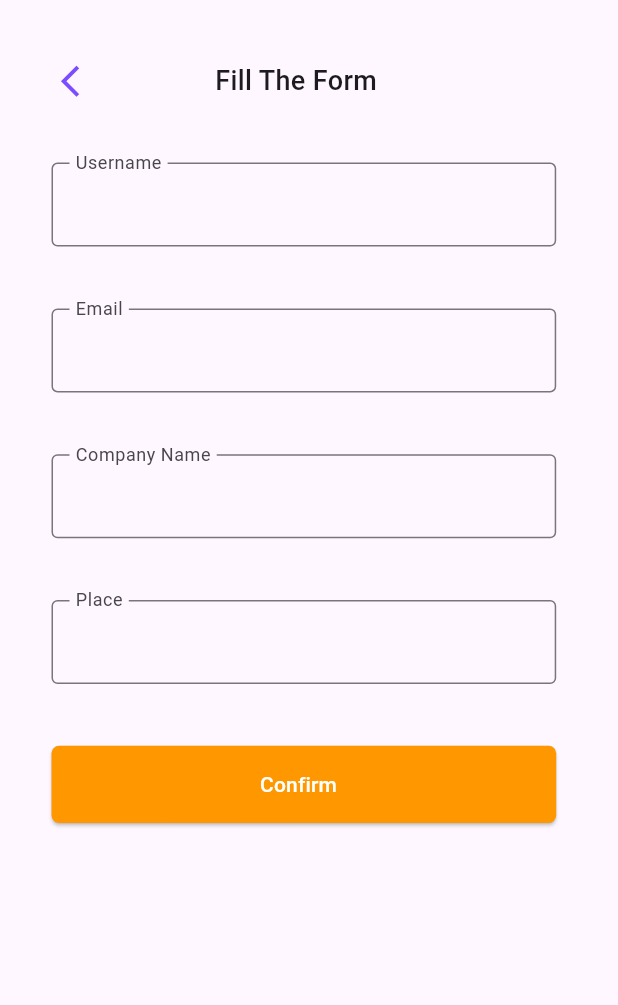
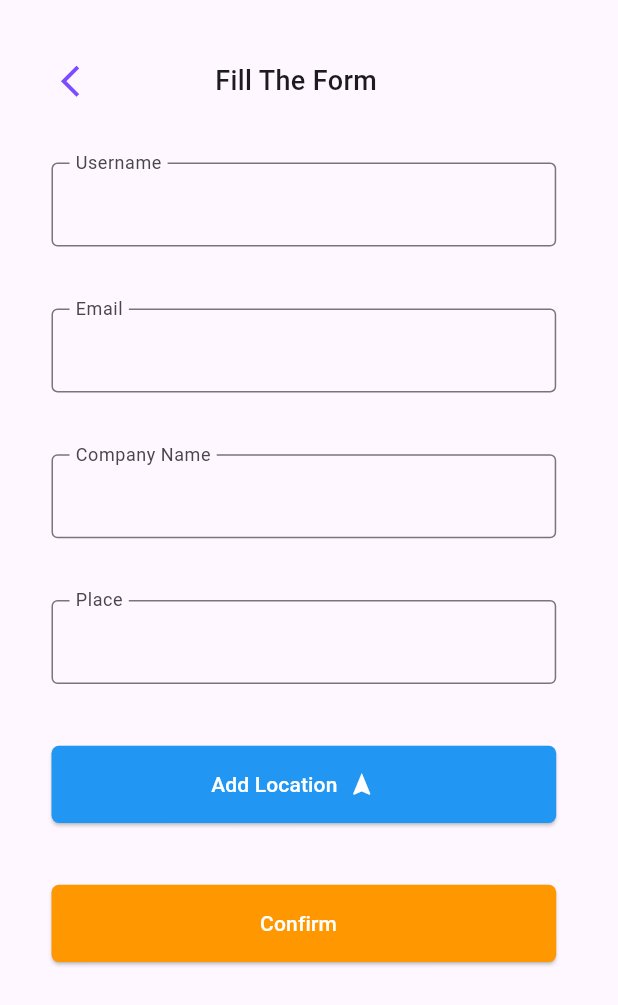
Before and after one commit to iam-Aslam/delight-app, a Flutter app: the HomeScreen screen opened directly, on a phone screen of 412 x 824 dp. Shown: the top 1005 px of the screen. Run offline on Flutter 3.47's test engine with Material 2 defaults, Android fonts, the phone set to English and light mode, and no system bars; our stand-ins replace cloud_firestore, firebase_auth, firebase_core, fluttertoast, geolocator, lottie and 2 more; accounts and stored records are empty.

Commit message:
User location handling completed

```diff
--- /dev/null
+++ b/lib/controller/location_provider.dart
@@ -0,0 +1,32 @@
+import 'package:flutter/material.dart';
+import 'package:geolocator/geolocator.dart';
+import 'package:greatindian/utilities/popup.dart';
+import 'package:permission_handler/permission_handler.dart';
+
+class LocationProvider with ChangeNotifier {
+  double? latitude;
+  double? longitude;
+
+  Future<void> getLocation() async {
+    var status = await Permission.location.request();
+    if (status != PermissionStatus.granted) {
+      ToastClass.showToast('Location permission denied');
+
+      return;
+    }
+
+    try {
+      Position position = await Geolocator.getCurrentPosition(
+        desiredAccuracy: LocationAccuracy.high,
+      );
+
+      latitude = position.latitude;
+      longitude = position.longitude;
+      print(latitude);
+      print(longitude);
+      notifyListeners();
+    } catch (e) {
+      ToastClass.showToast(e.toString());
+    }
+  }
+}
--- a/lib/controller/user_provider.dart
+++ b/lib/controller/user_provider.dart
@@ -1,8 +1,8 @@
 import 'dart:developer';
-
 import 'package:cloud_firestore/cloud_firestore.dart';
 import 'package:flutter/material.dart';
 import 'package:greatindian/model/user_model.dart';
+import 'package:greatindian/utilities/popup.dart';
 
 class UserProvider extends ChangeNotifier {
   addUser(UserModel model) async {
@@ -16,7 +16,7 @@ class UserProvider extends ChangeNotifier {
         'company': model.company,
         'place': model.place,
       }).then((value) {
-        log('User Added Successfully');
+        ToastClass.showToast('User Details Added Successfully');
         notifyListeners();
       });
     } catch (e) {
--- a/lib/main.dart
+++ b/lib/main.dart
@@ -1,6 +1,7 @@
 import 'package:firebase_core/firebase_core.dart';
 import 'package:flutter/material.dart';
 import 'package:greatindian/controller/auth_provider.dart';
+import 'package:greatindian/controller/location_provider.dart';
 import 'package:greatindian/controller/user_provider.dart';
 import 'package:greatindian/view/login_screen/login_screen.dart';
 import 'package:provider/provider.dart';
@@ -21,6 +22,7 @@ class MyApp extends StatelessWidget {
       providers: [
         ChangeNotifierProvider(create: (context) => AuthProvider()),
         ChangeNotifierProvider(create: (context) => UserProvider()),
+        ChangeNotifierProvider(create: (context) => LocationProvider()),
       ],
       child: MaterialApp(
         debugShowCheckedModeBanner: false,
--- a/lib/model/user_model.dart
+++ b/lib/model/user_model.dart
@@ -3,10 +3,13 @@ class UserModel {
   String email;
   String company;
   String place;
-  UserModel({
-    required this.name,
-    required this.email,
-    required this.company,
-    required this.place,
-  });
+  String latitude;
+  String longitude;
+  UserModel(
+      {required this.name,
+      required this.email,
+      required this.company,
+      required this.place,
+      this.latitude = '',
+      this.longitude = ''});
 }
--- a/lib/view/home_screen/home_screen.dart
+++ b/lib/view/home_screen/home_screen.dart
@@ -2,12 +2,14 @@
 
 import 'package:flutter/material.dart';
 import 'package:greatindian/constants/app_colors.dart';
+import 'package:greatindian/controller/location_provider.dart';
 import 'package:greatindian/controller/user_provider.dart';
 import 'package:greatindian/model/user_model.dart';
 import 'package:greatindian/view/products_screen/products_screen.dart';
 import 'package:provider/provider.dart';
 import 'widgets/formfield_widget.dart';
 import 'widgets/header_widget.dart';
+import 'widgets/location_widget.dart';
 
 class HomeScreen extends StatelessWidget {
   HomeScreen({super.key});
@@ -22,7 +24,8 @@ class HomeScreen extends StatelessWidget {
   Widget build(BuildContext context) {
     var size = MediaQuery.of(context).size;
     final userProvider = Provider.of<UserProvider>(context, listen: false);
-
+    final locationProvider =
+        Provider.of<LocationProvider>(context, listen: false);
     return SafeArea(
       child: Scaffold(
           body: Padding(
@@ -85,6 +88,10 @@ class HomeScreen extends StatelessWidget {
                     }
                   },
                 ),
+                const LocationWidget(),
+                SizedBox(
+                  height: size.height / 20,
+                ),
                 SizedBox(
                   width: size.width / 1,
                   height: size.height / 16,
@@ -102,14 +109,16 @@ class HomeScreen extends StatelessWidget {
                           email: emailController.text.trim(),
                           place: placeController.text.trim(),
                           company: companyController.text.trim(),
+                          latitude: locationProvider.latitude.toString(),
+                          longitude: locationProvider.latitude.toString(),
                         );
-                        if (await userProvider.addUser(user)) {
-                          Navigator.push(
-                              context,
-                              MaterialPageRoute(
-                                builder: (context) => const AllProductsScreen(),
-                              ));
-                        }
+                        await userProvider.addUser(user);
+
+                        Navigator.push(
+                            context,
+                            MaterialPageRoute(
+                              builder: (context) => const AllProductsScreen(),
+                            ));
                       }
                     },
                     child: const Text(
--- /dev/null
+++ b/lib/view/home_screen/widgets/location_widget.dart
@@ -0,0 +1,66 @@
+import 'package:flutter/material.dart';
+import 'package:greatindian/constants/app_colors.dart';
+import 'package:greatindian/controller/location_provider.dart';
+import 'package:provider/provider.dart';
+
+class LocationWidget extends StatelessWidget {
+  const LocationWidget({
+    super.key,
+  });
+
+  @override
+  Widget build(BuildContext context) {
+    var size = MediaQuery.of(context).size;
+    final locationProvider =
+        Provider.of<LocationProvider>(context, listen: false);
+    return SizedBox(
+      width: size.width / 1,
+      height: size.height / 16,
+      child: ElevatedButton(
+        style: ElevatedButton.styleFrom(
+          shape:
+              RoundedRectangleBorder(borderRadius: BorderRadius.circular(5.0)),
+          backgroundColor: Colors.blue,
+          foregroundColor: Colors.white,
+        ),
+        onPressed: () async {
+          await locationProvider.getLocation();
+        },
+        child: Consumer<LocationProvider>(
+          builder: (context, locationProvider, child) {
+            if (locationProvider.latitude == null) {
+              return Row(
+                children: [
+                  SizedBox(
+                    width: size.width / 5,
+                  ),
+                  const Text(
+                    'Add Location  ',
+                    style: TextStyle(color: AppColors.kWhite),
+                  ),
+                  const Icon(Icons.navigation)
+                ],
+              );
+            } else {
+              return Row(
+                children: [
+                  SizedBox(
+                    width: size.width / 5,
+                  ),
+                  const Text(
+                    'Location Added  ',
+                    style: TextStyle(color: AppColors.kWhite),
+                  ),
+                  const Icon(
+                    Icons.check_box_rounded,
+                    color: Colors.white,
+                  )
+                ],
+              );
+            }
+          },
+        ),
+      ),
+    );
+  }
+}
--- a/lib/view/products_screen/products_screen.dart
+++ b/lib/view/products_screen/products_screen.dart
@@ -7,6 +7,7 @@ class AllProductsScreen extends StatelessWidget {
   Widget build(BuildContext context) {
     return const SafeArea(
         child: Scaffold(
+      // appBar: ,
       body: Center(
         child: Text('Hello'),
       ),
--- a/pubspec.yaml
+++ b/pubspec.yaml
@@ -42,6 +42,8 @@ dependencies:
   firebase_core: ^2.17.0
   firebase_auth: ^4.10.1
   cloud_firestore: ^4.13.2
+  geolocator: ^10.1.0
+  permission_handler: ^11.0.1
 
 dev_dependencies:
   flutter_test:
```
Also changed, not shown: pubspec.lock, 5 other files.
